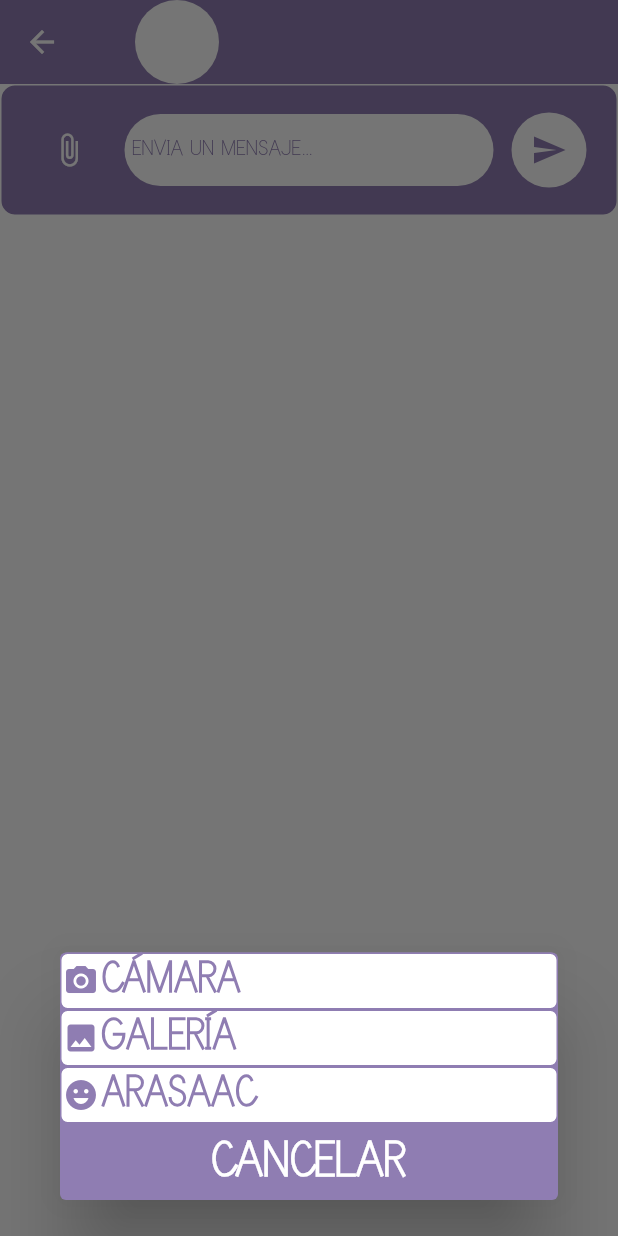
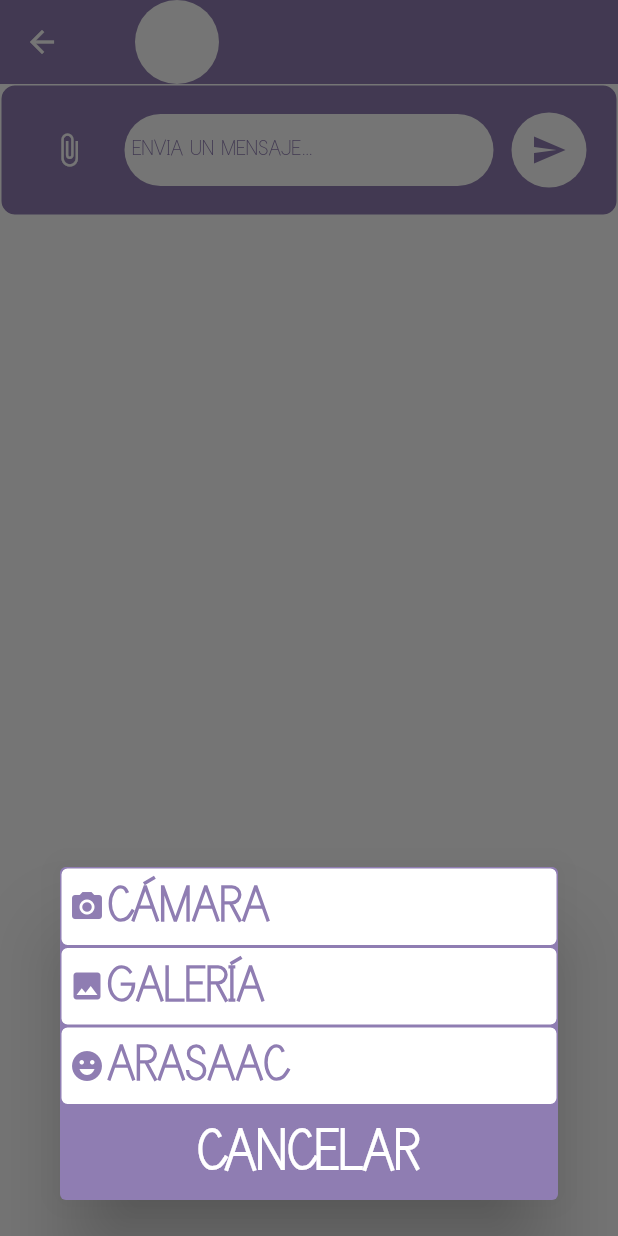
Before and after one commit to rafaguzmanval/colegio_especial_dgp, a Flutter app: the VistaChat screen opened directly with empty values, after a tap on the "attach file" icon, on a phone screen of 412 x 824 dp. Run offline on Flutter 3.47's test engine with Material 2 defaults, Android fonts, the phone set to English and light mode, and no system bars; our stand-ins replace cloud_firestore, firebase_auth, firebase_core, firebase_storage, flutter_colorpicker, flutter_local_notifications and 10 more; missing offline and left inert: contrast_checker, flutter_background, restart_app; accounts and stored records are empty; network calls fail.

Commit message:
Errores chat

```diff
--- a/lib/Flutter/vista_chat.dart
+++ b/lib/Flutter/vista_chat.dart
@@ -272,7 +272,7 @@ class _VistaChatState extends State<VistaChat> {
                 child: Column(children: [
                   Column(children: [
                     Container(
-                        padding:EdgeInsets.only(left: 1),
+                        padding:EdgeInsets.all(5),
                         decoration: BoxDecoration(
                             color: GuardadoLocal.colores[1],
                             borderRadius: BorderRadius.circular(5),
@@ -281,36 +281,36 @@ class _VistaChatState extends State<VistaChat> {
 
                         ///TOMAR UNA FOTO DE LA CÁMARA
                         child: GestureDetector(onTap: ()async{return opcionesCamara();},
-                            child: Row(mainAxisAlignment: MainAxisAlignment.start,children:[
+                            child: Row(mainAxisAlignment: MainAxisAlignment.center,children:[
                               Icon(Icons.camera_alt,color: GuardadoLocal.colores[0],),
                               const SizedBox(
                                 width: 2,
                               ),
-                              Text('CÁMARA',style: TextStyle(color: GuardadoLocal.colores[0], fontSize: 30),)
+                              Expanded(child:Text('CÁMARA',style: TextStyle(color: GuardadoLocal.colores[0], fontSize: 35),))
                             ])
                         )),
 
                     ///COGER UN ARCHIVO DESDE LA GALERÍA
                     Container(
-                        padding:EdgeInsets.only(left: 1),
+                        padding:EdgeInsets.all(5),
                         decoration: BoxDecoration(
                             color: GuardadoLocal.colores[1],
                             borderRadius: BorderRadius.circular(5),
                             border: Border.all(color: GuardadoLocal.colores[0])
                         ),
                         child: GestureDetector(onTap: (){return opcionesGaleria();},
-                            child: Row(mainAxisAlignment: MainAxisAlignment.start,children:[
+                            child: Row(mainAxisAlignment: MainAxisAlignment.center,children:[
                               Icon(Icons.photo,color: GuardadoLocal.colores[0],),
                               const SizedBox(
                                 width: 2,
                               ),
-                              Text('GALERÍA',style: TextStyle(color: GuardadoLocal.colores[0], fontSize: 30),)
+                            Expanded(child:Text('GALERÍA',style: TextStyle(color: GuardadoLocal.colores[0], fontSize: 35),))
                             ])
                         )),
                   ],),
                   ///COGER UN ARCHIVO DESDE ARASAAC
                   Container(
-                      padding:EdgeInsets.only(left: 1),
+                      padding:EdgeInsets.all(5),
                       decoration: BoxDecoration(
                           color: GuardadoLocal.colores[1],
                           borderRadius: BorderRadius.circular(5),
@@ -321,18 +321,18 @@ class _VistaChatState extends State<VistaChat> {
                             String fotoEnviada = await buscadorArasaac(context: context);
                             previsualizacionImagen(fotoEnviada,'arasaac');
                             },
-                          child: Row(mainAxisAlignment: MainAxisAlignment.start,children:[
+                          child: Row(mainAxisAlignment: MainAxisAlignment.center,children:[
                             Icon(Icons.emoji_emotions,color: GuardadoLocal.colores[0],),
                             const SizedBox(
                               width: 2,
                             ),
-                            Text('ARASAAC',style: TextStyle(color: GuardadoLocal.colores[0], fontSize: 30),)
+                          Expanded(child:Text('ARASAAC',style: TextStyle(color: GuardadoLocal.colores[0], fontSize: 35),))
                           ])
                       )),
                   Container(
-                      padding:EdgeInsets.all(5),
+                      padding:EdgeInsets.all(8),
                       child: GestureDetector(onTap: (){Navigator.pop(context);},
-                          child: Text('CANCELAR',textAlign: TextAlign.center,style: TextStyle(color: GuardadoLocal.colores[2], fontSize: 35),)
+                          child: Row(children:[Expanded(child:Text('CANCELAR',textAlign: TextAlign.center,style: TextStyle(color: GuardadoLocal.colores[2], fontSize: 40),))])
                       )),
                 ],),
               ));});
@@ -349,7 +349,7 @@ class _VistaChatState extends State<VistaChat> {
                 child: Column(children: [
                   Column(children: [
                     Container(
-                        padding:EdgeInsets.only(left: 1),
+                        padding:EdgeInsets.all(9),
                         decoration: BoxDecoration(
                             color: GuardadoLocal.colores[1],
                             borderRadius: BorderRadius.circular(5),
@@ -368,13 +368,13 @@ class _VistaChatState extends State<VistaChat> {
                           previsualizacionImagen(url, 'imagen');
                         },
                             child: Row(mainAxisAlignment: MainAxisAlignment.center,children:[
-                              Center(child:Text('FOTO',style: TextStyle(color: GuardadoLocal.colores[0], fontSize: 30),))
+                              Expanded(child:Text('FOTO',textAlign:TextAlign.center,style: TextStyle(color: GuardadoLocal.colores[0], fontSize: 37),))
                             ])
                         )),
 
                     ///TOMAR UN VIDEO DE LA CÁMARA
                     Container(
-                        padding:EdgeInsets.only(left: 1),
+                        padding:EdgeInsets.all(9),
                         decoration: BoxDecoration(
                             color: GuardadoLocal.colores[1],
                             borderRadius: BorderRadius.circular(5),
@@ -398,14 +398,14 @@ class _VistaChatState extends State<VistaChat> {
                           });
                         },
                             child: Row(mainAxisAlignment: MainAxisAlignment.center,children:[
-                              Center(child:Text('VIDEO',style: TextStyle(color: GuardadoLocal.colores[0], fontSize: 30),))
+                              Expanded(child:Text('VIDEO',textAlign:TextAlign.center,style: TextStyle(color: GuardadoLocal.colores[0], fontSize: 37),))
                             ])
                         )),
                   ],),
                   Container(
-                      padding:EdgeInsets.all(5),
+                      padding:EdgeInsets.all(10),
                       child: GestureDetector(onTap: (){Navigator.pop(context);},
-                          child: Text('ATRÁS',textAlign: TextAlign.center,style: TextStyle(color: GuardadoLocal.colores[2], fontSize: 35),)
+                          child: Row(children:[Expanded(child:Text('ATRÁS',textAlign: TextAlign.center,style: TextStyle(color: GuardadoLocal.colores[2], fontSize: 40),))])
                       )),
                 ],),
               ));});
@@ -422,7 +422,7 @@ class _VistaChatState extends State<VistaChat> {
                 child: Column(children: [
                   Column(children: [
                     Container(
-                        padding:EdgeInsets.only(left: 1),
+                        padding:EdgeInsets.all(8),
                         decoration: BoxDecoration(
                             color: GuardadoLocal.colores[1],
                             borderRadius: BorderRadius.circular(5),
@@ -441,13 +441,13 @@ class _VistaChatState extends State<VistaChat> {
                           previsualizacionImagen(url, 'imagen');
                         },
                             child: Row(mainAxisAlignment: MainAxisAlignment.center,children:[
-                              Center(child:Text('FOTO',style: TextStyle(color: GuardadoLocal.colores[0], fontSize: 30),))
+                              Expanded(child:Text('FOTO',textAlign:TextAlign.center,style: TextStyle(color: GuardadoLocal.colores[0], fontSize: 37),))
                             ])
                         )),
 
                     ///TOMAR UN VIDEO DE LA GALERIA
                     Container(
-                        padding:EdgeInsets.only(left: 1),
+                        padding:EdgeInsets.all(8),
                         decoration: BoxDecoration(
                             color: GuardadoLocal.colores[1],
                             borderRadius: BorderRadius.circular(5),
@@ -471,14 +471,14 @@ class _VistaChatState extends State<VistaChat> {
                           });
                         },
                             child: Row(mainAxisAlignment: MainAxisAlignment.center,children:[
-                              Center(child:Text('VIDEO',style: TextStyle(color: GuardadoLocal.colores[0], fontSize: 30),))
+                              Expanded(child:Text('VIDEO',textAlign:TextAlign.center,style: TextStyle(color: GuardadoLocal.colores[0], fontSize: 37),))
                             ])
                         )),
                   ],),
                   Container(
-                      padding:EdgeInsets.all(5),
+                      padding:EdgeInsets.all(10),
                       child: GestureDetector(onTap: (){Navigator.pop(context);},
-                          child: Text('ATRÁS',textAlign: TextAlign.center,style: TextStyle(color: GuardadoLocal.colores[2], fontSize: 35),)
+                          child: Row(children:[Expanded(child:Text('ATRÁS',textAlign: TextAlign.center,style: TextStyle(color: GuardadoLocal.colores[2], fontSize: 40),))])
                       )),
                 ],),
               ));});
@@ -498,7 +498,7 @@ class _VistaChatState extends State<VistaChat> {
             Row(mainAxisAlignment: MainAxisAlignment.end,children:[GestureDetector(
                 onTap: () {
                   enviarMensaje(url,tipo);
-                  Navigator.pop(context);
+                  if(tipo=='imagen')Navigator.pop(context);
                   Navigator.pop(context);
                   Navigator.pop(context);
                 },
```
